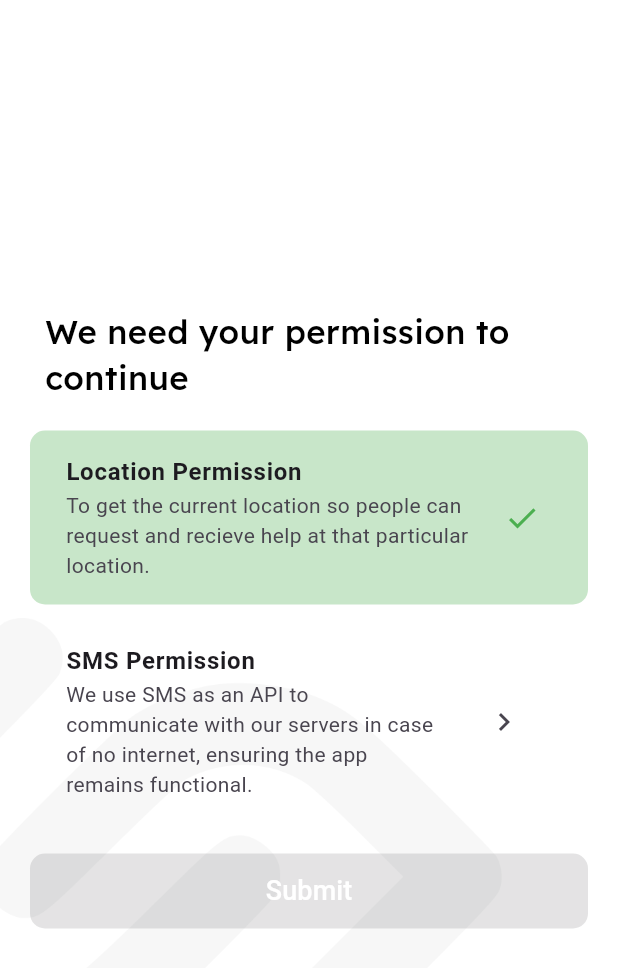
After one commit to sr2echa/sahaya, a Flutter app: the GetPermissions screen opened directly, after a tap on the "chevron right" icon, on a phone screen of 412 x 824 dp. The commit adds this screen. Shown: the top 968 px of the screen. Run offline on Flutter 3.47's test engine with Material 3 defaults, Android fonts, the light colour scheme and no system bars; our stand-ins replace google_fonts, intl_phone_field, permission_handler, shared_preferences; missing offline and left inert: flutter_config; accounts and stored records are empty; Roboto replaces fonts that are missing (Kanit).

Commit message:
added getPermissions

```diff
--- /dev/null
+++ b/apps/mobile/lib/getPermissions.dart
@@ -0,0 +1,149 @@
+import 'package:flutter/material.dart';
+import 'package:permission_handler/permission_handler.dart';
+import 'package:google_fonts/google_fonts.dart';
+import 'home.dart';
+
+class GetPermissions extends StatefulWidget {
+  @override
+  _GetPermissionsState createState() => _GetPermissionsState();
+}
+
+class _GetPermissionsState extends State<GetPermissions> {
+  bool locationPermissionGranted = false;
+  bool smsPermissionGranted = false;
+
+  @override
+  Widget build(BuildContext context) {
+    return Container(
+      decoration: BoxDecoration(
+        image: DecorationImage(
+          image: AssetImage("assets/background/main.png"),
+          fit: BoxFit.cover,
+          )
+      ),
+      child: Scaffold(
+        backgroundColor: Colors.transparent,
+        body:Padding(
+          padding: const EdgeInsets.all(20.0),
+          child: Column(
+            mainAxisAlignment: MainAxisAlignment.center,
+            crossAxisAlignment: CrossAxisAlignment.stretch,
+            children: <Widget>[
+              Padding(
+                padding: EdgeInsets.symmetric(horizontal: 10),
+                child:Text(
+                  'We need your permission to continue',
+                  style: GoogleFonts.getFont(
+                    'Lexend',
+                    fontSize: 22,
+                    fontWeight: FontWeight.w500,
+                    color: Colors.black,
+                  ),
+                ),
+              ),
+              SizedBox(height: 20),
+              PermissionRequestTile(
+                permission: Permission.location,
+                title: 'Location Permission',
+                description:
+                    'To get the current location so people can request and recieve help at that particular location.',
+                isGranted: locationPermissionGranted,
+                onGranted: () => setState(() {
+                  locationPermissionGranted = true;
+                }),
+              ),
+              SizedBox(height: 10),
+              PermissionRequestTile(
+                permission: Permission.sms,
+                title: 'SMS Permission',
+                description:
+                    'We use SMS as an API to communicate with our servers in case of no internet, ensuring the app remains functional.',
+                isGranted: smsPermissionGranted,
+                onGranted: () => setState(() {
+                  smsPermissionGranted = true;
+                }),
+              ),
+              SizedBox(height: 20),
+              SizedBox(
+                height: 50,
+                child: ElevatedButton(
+                  style: ElevatedButton.styleFrom(
+                    backgroundColor: Color.fromRGBO(0, 0, 0, 0.8),
+                    shape: RoundedRectangleBorder(
+                      borderRadius: BorderRadius.circular(10),
+                    ),
+                    elevation: 0,
+                  ),
+                  onPressed: locationPermissionGranted && smsPermissionGranted
+                      ? () {
+                          Navigator.of(context).pushReplacement(
+                            MaterialPageRoute(builder: (context) => Home()),
+                          );
+                        }
+                      : null,
+                  child: Text(
+                    'Submit',
+                    style: GoogleFonts.getFont(
+                      'Kanit',
+                      fontSize: 18,
+                      color: Colors.white
+                    ),
+                  ),
+                ),
+              ),
+            ],
+          ),
+        ),
+      ),
+    );
+  }
+}
+
+class PermissionRequestTile extends StatelessWidget {
+  final Permission permission;
+  final String title;
+  final String description;
+  final bool isGranted;
+  final VoidCallback onGranted;
+
+  const PermissionRequestTile({
+    Key? key,
+    required this.permission,
+    required this.title,
+    required this.description,
+    required this.isGranted,
+    required this.onGranted,
+  }) : super(key: key);
+
+  void _requestPermission(BuildContext context) async {
+    var status = await permission.request();
+    if (status.isGranted) {
+      onGranted();
+    } else {
+      ScaffoldMessenger.of(context).showSnackBar(SnackBar(
+        content: Text('Permission Denied'),
+      ));
+    }
+  }
+
+  @override
+  Widget build(BuildContext context) {
+    return Container(
+      padding: EdgeInsets.all(8.0),
+      decoration: BoxDecoration(
+        color: isGranted ? Colors.green[100] : null,
+        borderRadius: BorderRadius.circular(10),
+      ),
+      child: ListTile(
+        title: Text(title, style: TextStyle(fontWeight: FontWeight.bold)),
+        subtitle: Text(description),
+        trailing: isGranted
+            ? Icon(Icons.check, color: Colors.green)
+            : IconButton(
+                icon: Icon(Icons.chevron_right),
+                onPressed: () => _requestPermission(context),
+              ),
+      ),
+    );
+  }
+}
--- a/apps/mobile/lib/getPhoneNumber.dart
+++ b/apps/mobile/lib/getPhoneNumber.dart
@@ -4,7 +4,8 @@ import 'package:shared_preferences/shared_preferences.dart';
 import 'package:google_fonts/google_fonts.dart';
 import 'package:url_launcher/url_launcher.dart';
 
-import 'home.dart';
+import 'getPermissions.dart';
+// import 'home.dart';
 
 class GetPhoneNumber extends StatefulWidget {
   @override
@@ -104,8 +105,11 @@ class _GetPhoneNumberState extends State<GetPhoneNumber> {
                         final prefs = await SharedPreferences.getInstance();
                         prefs.setString('phoneNumber', controller.text);
 
+                        // Navigator.of(context).pushReplacement(
+                        //   MaterialPageRoute(builder: (context) => Home())
+                        // );
                         Navigator.of(context).pushReplacement(
-                          MaterialPageRoute(builder: (context) => Home())
+                          MaterialPageRoute(builder: (context) => GetPermissions()),
                         );
                       }
                       : null,
--- a/apps/mobile/lib/main.dart
+++ b/apps/mobile/lib/main.dart
@@ -5,7 +5,8 @@ import 'package:flutter/material.dart';
 import 'package:shared_preferences/shared_preferences.dart';
 
 import 'getPhoneNumber.dart';
-import 'home.dart';
+import 'getPermissions.dart';
+// import 'home.dart';
 
 void main() async {
 
@@ -31,7 +32,8 @@ class MyApp extends StatelessWidget {
       theme: ThemeData(
         primarySwatch: Colors.blue,
       ),
-      home: phoneNumber == null ? GetPhoneNumber() : Home(),
+      // home: phoneNumber == null ? GetPhoneNumber() : Home(),
+      home: phoneNumber == null ? GetPhoneNumber() : GetPermissions(),
     );
   }
 }
--- a/apps/mobile/pubspec.yaml
+++ b/apps/mobile/pubspec.yaml
@@ -12,6 +12,7 @@ dependencies:
 
   cupertino_icons: ^1.0.2
   flutter_config:
+  permission_handler:
   google_fonts:
   intl_phone_field:
   url_launcher:
```
Also changed, not shown: apps/mobile/pubspec.lock, 1 other file.
